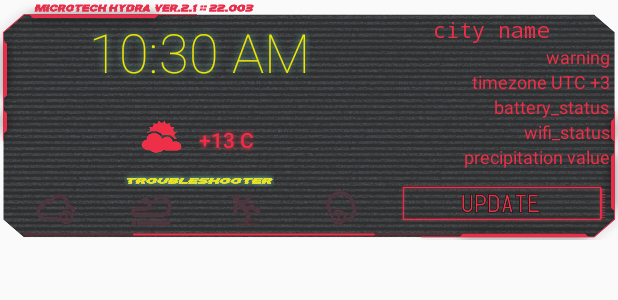
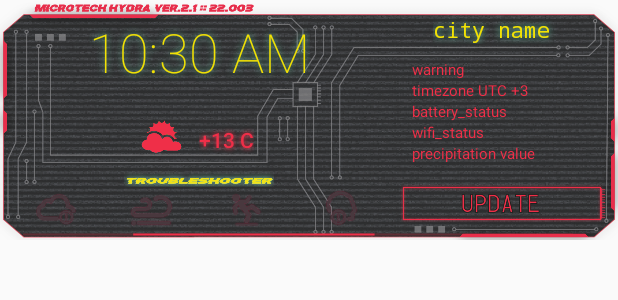
Before and after one commit to Orlinskas/Cyberpunk_2077, an Android app: the layout widget_troubleshooter.xml on its own in the app's theme, with its tools: preview values and no code run, on a phone screen of 412 x 824 dp. Shown: the top 300 px of the screen. Run offline under Robolectric (Android 15) with nearby library versions, the phone set to English and light mode, and no system bars.

Commit message:
create troubleshooter, start console realizations

```diff
--- a/app/src/main/AndroidManifest.xml
+++ b/app/src/main/AndroidManifest.xml
@@ -68,11 +68,6 @@
             android:name=".background.WidgetUpdateService"
             android:enabled="true"/>
 
-        <service
-            android:name=".ui.home.WidgetService"
-            android:permission="android.permission.BIND_REMOTEVIEWS"
-            android:exported="false"/>
-
         <receiver
             android:name=".ui.home.HomeWidget"
             android:icon="@drawable/logo_cyberpunk"
--- a/app/src/main/java/com/orlinskas/cyberpunk/date/DateFormat.java
+++ b/app/src/main/java/com/orlinskas/cyberpunk/date/DateFormat.java
@@ -5,4 +5,6 @@ public class DateFormat {
     public final static String YYYY_MM_DD_HH_MM = "yyyy-MM-dd HH:mm";
     public final static String YYYY_MM_DD = "yyyy-MM-dd";
     public final static String DD_MM_YYYY = "dd-MM-yyyy";
+    public final static String MM_SS = "mm:ss";
+    public final static String HH_MM_SS = "HH:mm:ss";
 }
--- a/app/src/main/java/com/orlinskas/cyberpunk/ui/home/ConsoleItem.java
+++ /dev/null
@@ -1,5 +0,0 @@
-package com.orlinskas.cyberpunk.ui.home;
-
-public class ConsoleItem {
-    public String command;
-}
--- a/app/src/main/res/layout/widget_troubleshooter.xml
+++ b/app/src/main/res/layout/widget_troubleshooter.xml
@@ -15,7 +15,7 @@
         android:layout_marginTop="0dp"
         android:layout_marginEnd="0dp"
         android:layout_marginBottom="0dp"
-        android:background="@drawable/im_background_widget_3">
+        android:background="@drawable/im_background_widget_8">
 
     </RelativeLayout>
 
@@ -159,8 +159,11 @@
             android:layout_height="wrap_content"
             android:layout_centerInParent="true"
             android:fontFamily="monospace"
+            android:maxLength="15"
+            android:shadowColor="@color/colorCyberpunkGreen"
+            android:shadowRadius="6"
             android:text="city name "
-            android:textColor="@color/colorCyberpunkRed"
+            android:textColor="@color/colorCyberpunkWhite"
             android:textSize="14sp" />
     </RelativeLayout>
 
@@ -173,6 +176,78 @@
         android:layout_marginEnd="7dp"
         android:layout_marginBottom="5dp"
         app:srcCompat="@drawable/im_update_btn_off" />
+
+    <RelativeLayout
+        android:id="@+id/widget_troubleshooter_rl_console"
+        android:layout_width="match_parent"
+        android:layout_height="match_parent"
+        android:layout_above="@+id/widget_troubleshooter_im_update_btn"
+        android:layout_below="@+id/widget_troubleshooter_rl_city_name"
+        android:layout_marginStart="10dp"
+        android:layout_marginTop="10dp"
+        android:layout_marginEnd="7dp"
+        android:layout_toEndOf="@+id/widget_troubleshooter_rl_clock">
+
+        <TextView
+            android:id="@+id/widget_troubleshooter_tv_warning"
+            android:layout_width="wrap_content"
+            android:layout_height="wrap_content"
+            android:layout_alignParentEnd="false"
+            android:layout_marginEnd="5dp"
+            android:maxLines="1"
+            android:text="warning"
+            android:textColor="@color/colorCyberpunkRed"
+            android:textSize="10sp" />
+
+        <TextView
+            android:id="@+id/widget_troubleshooter_tv_timezone"
+            android:layout_width="wrap_content"
+            android:layout_height="wrap_content"
+            android:layout_below="@id/widget_troubleshooter_tv_warning"
+            android:layout_alignParentEnd="false"
+            android:layout_marginEnd="5dp"
+            android:maxLines="1"
+            android:text="timezone UTC +3"
+            android:textColor="@color/colorCyberpunkRed"
+            android:textSize="10sp" />
+
+        <TextView
+            android:id="@+id/widget_troubleshooter_tv_battery"
+            android:layout_width="wrap_content"
+            android:layout_height="wrap_content"
+            android:layout_below="@id/widget_troubleshooter_tv_timezone"
+            android:layout_alignParentEnd="false"
+            android:layout_marginEnd="5dp"
+            android:maxLines="1"
+            android:text="battery_status"
+            android:textColor="@color/colorCyberpunkRed"
+            android:textSize="10sp" />
+
+        <TextView
+            android:id="@+id/widget_troubleshooter_tv_wifi"
+            android:layout_width="wrap_content"
+            android:layout_height="wrap_content"
+            android:layout_below="@+id/widget_troubleshooter_tv_battery"
+            android:layout_alignParentEnd="false"
+            android:layout_marginEnd="5dp"
+            android:maxLines="1"
+            android:text="wifi_status"
+            android:textColor="@color/colorCyberpunkRed"
+            android:textSize="10sp" />
+
+        <TextView
+            android:id="@+id/widget_troubleshooter_tv_precipitation"
+            android:layout_width="wrap_content"
+            android:layout_height="wrap_content"
+            android:layout_below="@+id/widget_troubleshooter_tv_wifi"
+            android:layout_alignParentEnd="false"
+            android:layout_marginEnd="5dp"
+            android:maxLines="1"
+            android:text="precipitation value"
+            android:textColor="@color/colorCyberpunkRed"
+            android:textSize="10sp" />
+
+    </RelativeLayout>
 
     <ProgressBar
         android:id="@+id/widget_troubleshooter_pb"
@@ -187,60 +262,7 @@
         android:indeterminate="true"
         android:theme="@style/AppTheme.WhiteAccent" />
 
-    <TextView
-        android:id="@+id/widget_troubleshooter_tv_warning"
-        android:layout_width="wrap_content"
-        android:layout_height="wrap_content"
-        android:layout_below="@+id/widget_troubleshooter_rl_city_name"
-        android:layout_alignParentEnd="true"
-        android:layout_marginEnd="5dp"
-        android:text="warning"
-        android:textColor="@color/colorCyberpunkRed"
-        android:textSize="12sp" />
 
-    <TextView
-        android:id="@+id/widget_troubleshooter_tv_timezone"
-        android:layout_width="wrap_content"
-        android:layout_height="wrap_content"
-        android:layout_below="@id/widget_troubleshooter_tv_warning"
-        android:layout_alignParentEnd="true"
-        android:layout_marginEnd="5dp"
-        android:text="timezone UTC +3"
-        android:textColor="@color/colorCyberpunkRed"
-        android:textSize="12sp" />
-
-    <TextView
-        android:id="@+id/widget_troubleshooter_tv_battery"
-        android:layout_width="wrap_content"
-        android:layout_height="wrap_content"
-        android:layout_below="@id/widget_troubleshooter_tv_timezone"
-        android:layout_alignParentEnd="true"
-        android:layout_marginEnd="5dp"
-        android:text="battery_status"
-        android:textColor="@color/colorCyberpunkRed"
-        android:textSize="12sp" />
-
-    <TextView
-        android:id="@+id/widget_troubleshooter_tv_wifi"
-        android:layout_width="wrap_content"
-        android:layout_height="wrap_content"
-        android:layout_below="@+id/widget_troubleshooter_tv_battery"
-        android:layout_alignParentEnd="true"
-        android:layout_marginEnd="5dp"
-        android:text="wifi_status"
-        android:textColor="@color/colorCyberpunkRed"
-        android:textSize="12sp" />
-
-    <TextView
-        android:id="@+id/widget_troubleshooter_tv_precipitation"
-        android:layout_width="wrap_content"
-        android:layout_height="wrap_content"
-        android:layout_below="@+id/widget_troubleshooter_tv_wifi"
-        android:layout_alignParentEnd="true"
-        android:layout_marginEnd="5dp"
-        android:text="precipitation value"
-        android:textColor="@color/colorCyberpunkRed"
-        android:textSize="12sp" />
 
 
 
```
Also changed, not shown: app/src/main/java/com/orlinskas/cyberpunk/ui/home/ConsoleMessageBuilder.java (added, +99 -0 lines), app/src/main/java/com/orlinskas/cyberpunk/ui/home/ConsoleProvider.java (deleted, +0 -88 lines), app/src/main/java/com/orlinskas/cyberpunk/ui/home/HomeWidget.java (+45 -71 lines), app/src/main/java/com/orlinskas/cyberpunk/ui/home/TroubleShooter.java (+4 -4 lines), app/src/main/java/com/orlinskas/cyberpunk/ui/home/WidgetDataBuilder.java (added, +75 -0 lines), app/src/main/java/com/orlinskas/cyberpunk/ui/home/WidgetService.java (deleted, +0 -34 lines), app/src/main/res/drawable/im_background_widget_4.png (added), app/src/main/res/drawable/im_background_widget_5.png (added), app/src/main/res/drawable/im_background_widget_6.png (added), app/src/main/res/drawable/im_background_widget_7.png (added), app/src/main/res/drawable/im_background_widget_8.png (added).
